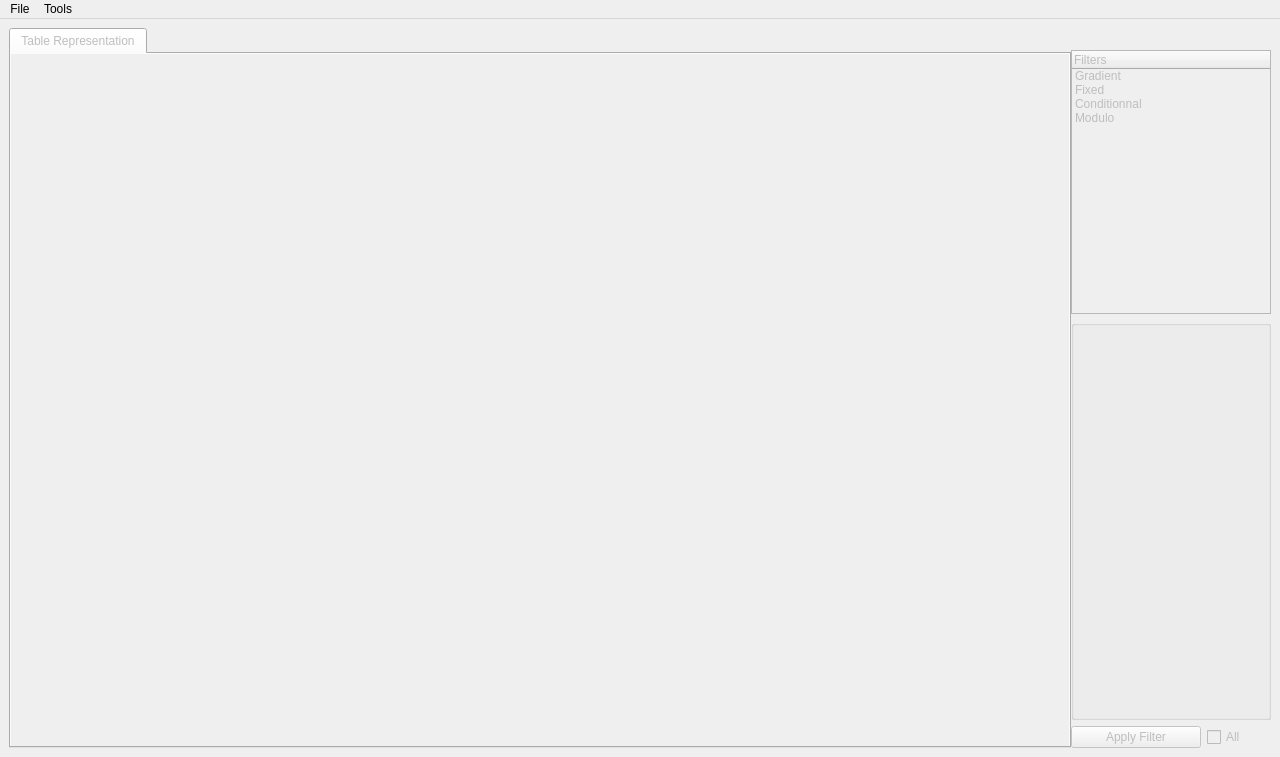
Old version of the form mainwindow.ui in the repository Airels/ihm-tabs.
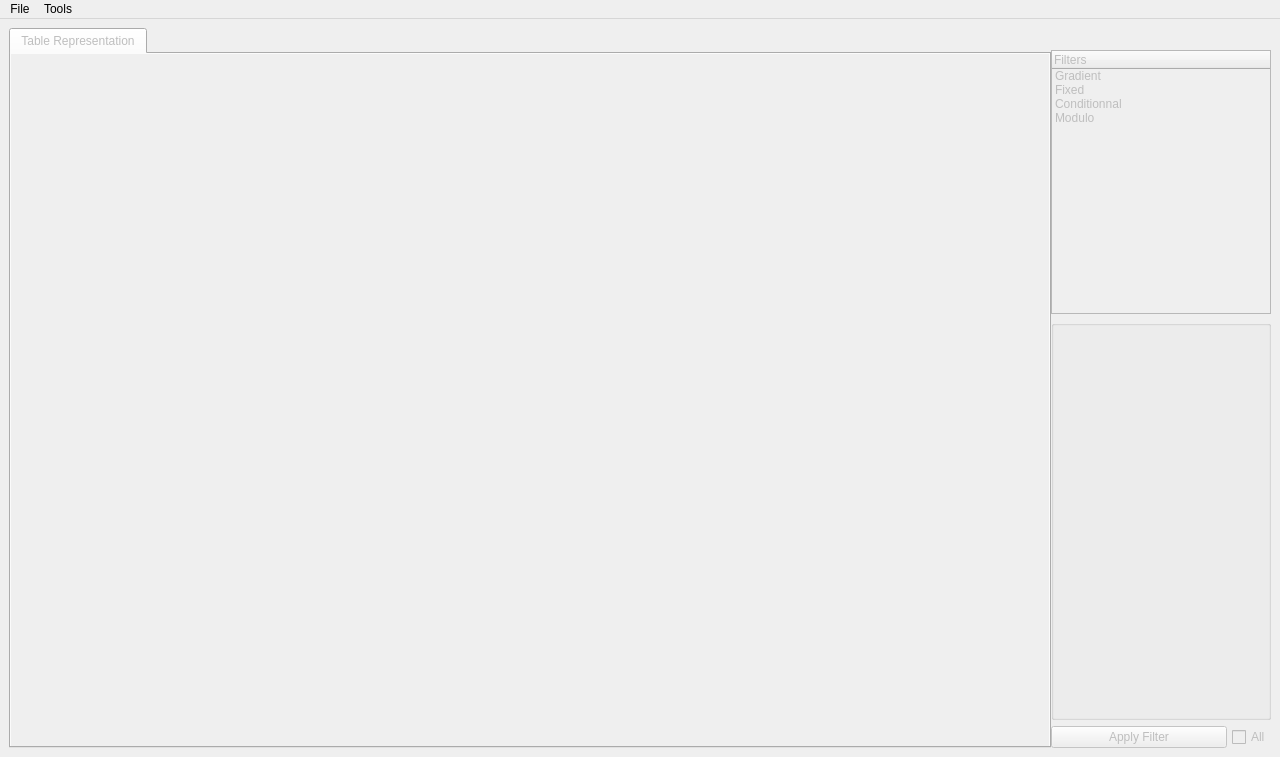
New version of the form.

```diff
--- a/mainwindow.ui
+++ b/mainwindow.ui
@@ -153,7 +153,7 @@
        </property>
        <property name="maximumSize">
         <size>
-         <width>200</width>
+         <width>220</width>
          <height>16777215</height>
         </size>
        </property>
@@ -274,14 +274,23 @@
         </item>
         <item>
          <layout class="QHBoxLayout" name="horizontalLayout_4">
+          <property name="spacing">
+           <number>5</number>
+          </property>
           <item>
            <widget class="QPushButton" name="_applyFilterBtn">
             <property name="enabled">
              <bool>false</bool>
             </property>
+            <property name="sizePolicy">
+             <sizepolicy hsizetype="Expanding" vsizetype="Fixed">
+              <horstretch>0</horstretch>
+              <verstretch>0</verstretch>
+             </sizepolicy>
+            </property>
             <property name="minimumSize">
              <size>
-              <width>130</width>
+              <width>0</width>
               <height>0</height>
              </size>
             </property>
@@ -295,6 +304,15 @@
             <property name="enabled">
              <bool>false</bool>
             </property>
+            <property name="sizePolicy">
+             <sizepolicy hsizetype="Minimum" vsizetype="Fixed">
+              <horstretch>0</horstretch>
+              <verstretch>0</verstretch>
+             </sizepolicy>
+            </property>
+            <property name="layoutDirection">
+             <enum>Qt::LeftToRight</enum>
+            </property>
             <property name="text">
              <string>All</string>
             </property>
```
